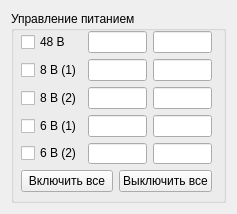
AlexanderMokhov/AR-600Controller, file Widgets/PowerWidget.ui: the form before one commit.
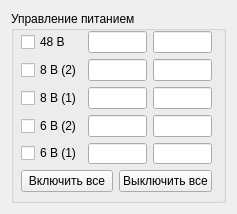
The form after the commit.

```diff
--- a/Widgets/PowerWidget.ui
+++ b/Widgets/PowerWidget.ui
@@ -37,7 +37,7 @@
      <property name="title">
       <string>Управление питанием</string>
      </property>
-     <widget class="QWidget" name="">
+     <widget class="QWidget" name="layoutWidget">
       <property name="geometry">
        <rect>
         <x>10</x>
@@ -71,9 +71,9 @@
           </widget>
          </item>
          <item row="1" column="0">
-          <widget class="QCheckBox" name="checkBox8V1">
+          <widget class="QCheckBox" name="checkBox8V2">
            <property name="text">
-            <string>8 В (1)</string>
+            <string>8 В (2)</string>
            </property>
           </widget>
          </item>
@@ -92,9 +92,9 @@
           </widget>
          </item>
          <item row="2" column="0">
-          <widget class="QCheckBox" name="checkBox8V2">
+          <widget class="QCheckBox" name="checkBox8V1">
            <property name="text">
-            <string>8 В (2)</string>
+            <string>8 В (1)</string>
            </property>
           </widget>
          </item>
@@ -106,9 +106,9 @@
           </widget>
          </item>
          <item row="3" column="0">
-          <widget class="QCheckBox" name="checkBox6V1">
+          <widget class="QCheckBox" name="checkBox6V2">
            <property name="text">
-            <string>6 В (1)</string>
+            <string>6 В (2)</string>
            </property>
           </widget>
          </item>
@@ -127,9 +127,9 @@
           </widget>
          </item>
          <item row="4" column="0">
-          <widget class="QCheckBox" name="checkBox6V2">
+          <widget class="QCheckBox" name="checkBox6V1">
            <property name="text">
-            <string>6 В (2)</string>
+            <string>6 В (1)</string>
            </property>
           </widget>
          </item>
```
Left out of the diff: 2 changed lines with no effect on the pictures.
